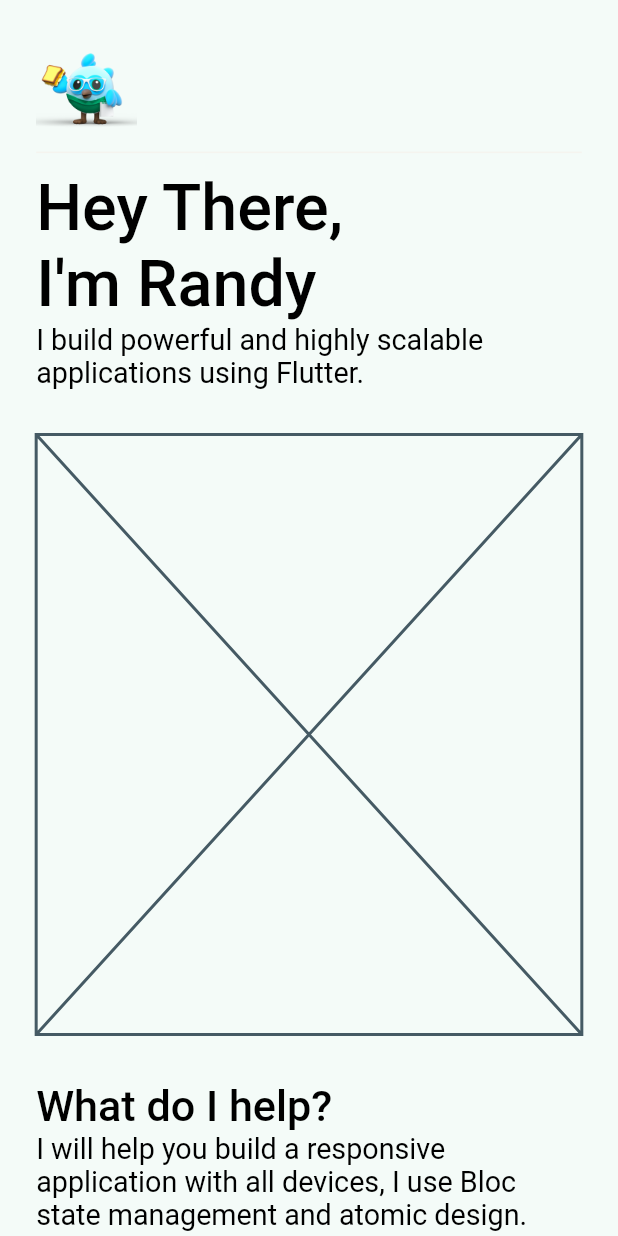
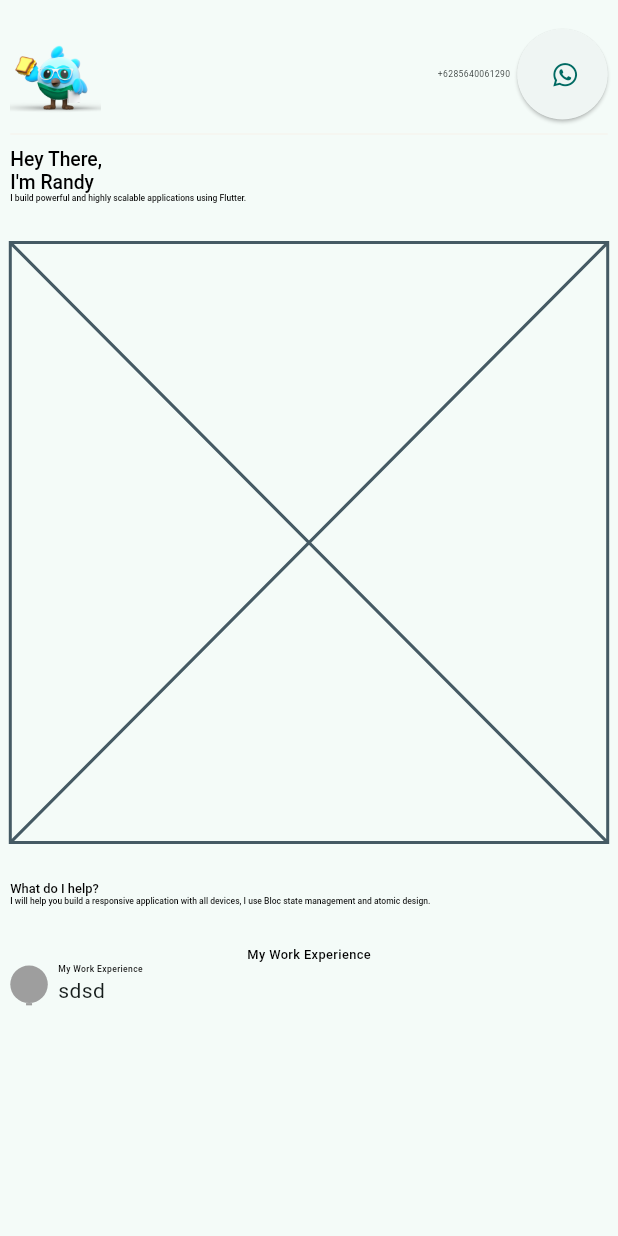
Before and after one commit to randytia29/randy_portofolio, a Flutter app: the screen it shows after launch, on a phone screen of 412 x 824 dp. Run offline on Flutter 3.47's test engine with Material 2 defaults, Android fonts, the phone set to English and light mode, and no system bars; drawn by our look-alikes of timeline_tile; our stand-ins replace flutter_screenutil, font_awesome_flutter, go_router, responsive_builder.

Commit message:
add header

```diff
--- a/lib/app.dart
+++ b/lib/app.dart
@@ -1,10 +1,8 @@
 import 'package:flutter/material.dart';
 import 'package:flutter_screenutil/flutter_screenutil.dart';
-import 'package:randy_portofolio/pages/mobile/mobile_home_page.dart';
 
 import 'theme_manager/theme_data_manager.dart';
 import 'utils/router.dart';
-import 'package:flutter/foundation.dart' show kIsWeb;
 
 class MyApp extends StatelessWidget {
   const MyApp({super.key});
@@ -12,22 +10,13 @@ class MyApp extends StatelessWidget {
   @override
   Widget build(BuildContext context) {
     return ScreenUtilInit(
-      designSize: kIsWeb ? const Size(720, 1480) : const Size(410, 860),
+      designSize: const Size(1440, 1024),
       minTextAdapt: true,
       splitScreenMode: true,
-      builder: (context, child) {
-        if (kIsWeb) {
-          return MaterialApp.router(
-            theme: getApplicationThemeData(),
-            routerConfig: CustomRouter.router,
-          );
-        }
-
-        return MaterialApp(
-          theme: getApplicationThemeData(),
-          home: const MobileHomePage(),
-        );
-      },
+      builder: (context, child) => MaterialApp.router(
+        theme: getApplicationThemeData(),
+        routerConfig: CustomRouter.router,
+      ),
     );
   }
 }
--- a/lib/pages/mobile/mobile_home_page.dart
+++ b/lib/pages/mobile/pwa_home_page.dart
@@ -4,12 +4,12 @@ import 'package:randy_portofolio/theme_manager/space_manager.dart';
 import 'package:timeline_tile/timeline_tile.dart';
 
 import '../../theme_manager/color_manager.dart';
-import '../../widgets/dash_bird.dart';
 import '../../widgets/description.dart';
 import '../../widgets/greetings.dart';
+import '../../widgets/header.dart';
 
-class MobileHomePage extends StatelessWidget {
-  const MobileHomePage({super.key});
+class PwaHomePage extends StatelessWidget {
+  const PwaHomePage({super.key});
 
   @override
   Widget build(BuildContext context) {
@@ -21,7 +21,7 @@ class MobileHomePage extends StatelessWidget {
             child: Column(
               crossAxisAlignment: CrossAxisAlignment.start,
               children: [
-                const DashBird(),
+                const Header(),
                 const Divider(),
                 const Greetings(),
                 32.h.spaceY,
--- a/lib/pages/web/about_page.dart
+++ b/lib/pages/web/about_page.dart
@@ -66,7 +66,7 @@ class AboutPage extends StatelessWidget {
               subtitle: 'https://www.linkedin.com/in/randytia-akbar-bbb5aa93/',
               onTap: () async {
                 await LaunchURL.openURL(
-                    'https://www.linkedin.com/in/randytia-akbar-bbb5aa93/');
+                    'www.linkedin.com/in/randytia-akbar-bbb5aa93/');
               },
             ),
             SizedBox(
--- a/lib/pages/web/project_page.dart
+++ b/lib/pages/web/project_page.dart
@@ -40,14 +40,14 @@ class ProjectPage extends StatelessWidget {
                   imageProject: AssetManager.pesonaNgaliyanHebat,
                   onTap: () async {
                     await LaunchURL.openURL(
-                        'https://play.google.com/store/apps/details?id=com.hebat.kecamatanngaliyan.pesonangaliyanhebat');
+                        'play.google.com/store/apps/details?id=com.hebat.kecamatanngaliyan.pesonangaliyanhebat');
                   },
                 ),
                 ProjectCard(
                   imageProject: AssetManager.glowStore,
                   onTap: () async {
                     await LaunchURL.openURL(
-                        'https://play.google.com/store/apps/details?id=com.ecclesion.ella');
+                        'play.google.com/store/apps/details?id=com.ecclesion.ella');
                   },
                 ),
                 const ProjectCard(
@@ -63,7 +63,7 @@ class ProjectPage extends StatelessWidget {
                   imageProject: AssetManager.hib,
                   onTap: () async {
                     await LaunchURL.openURL(
-                        'https://play.google.com/store/apps/details?id=com.abarobotics.officetembalangmobile');
+                        'play.google.com/store/apps/details?id=com.abarobotics.officetembalangmobile');
                   },
                 ),
                 const ProjectCard(
--- a/lib/utils/launch_url.dart
+++ b/lib/utils/launch_url.dart
@@ -2,7 +2,7 @@ import 'package:url_launcher/url_launcher.dart';
 
 class LaunchURL {
   static Future<void> openURL(String urlString) async {
-    final uri = Uri.parse(urlString);
+    final uri = Uri.parse('https://$urlString');
 
     if (await canLaunchUrl(uri)) {
       await launchUrl(uri);
--- a/lib/utils/router.dart
+++ b/lib/utils/router.dart
@@ -1,42 +1,52 @@
 import 'package:go_router/go_router.dart';
 
-import '../pages/web/about_page.dart';
-import '../pages/web/home_page.dart';
-import '../pages/web/main_page.dart';
-import '../pages/web/project_page.dart';
+import '../pages/mobile/pwa_home_page.dart';
 
 class CustomRouter {
   static const webHomePath = '/webHome';
   static const aboutPath = '/about';
   static const projectPath = '/project';
 
+  static const pwaPath = '/pwa';
+
   static GoRouter router = GoRouter(
     routes: [
-      ShellRoute(
-        builder: (context, state, child) {
-          return MainPage(
-            child: child,
-          );
-        },
-        routes: [
-          GoRoute(
-            path: webHomePath,
-            name: webHomePath,
-            builder: (_, state) => const HomePage(),
-          ),
-          GoRoute(
-            path: aboutPath,
-            name: aboutPath,
-            builder: (_, state) => const AboutPage(),
-          ),
-          GoRoute(
-            path: projectPath,
-            name: projectPath,
-            builder: (_, state) => const ProjectPage(),
-          )
-        ],
+      GoRoute(
+        path: pwaPath,
+        name: pwaPath,
+        builder: (_, state) => const PwaHomePage(),
       ),
     ],
-    initialLocation: webHomePath,
+    initialLocation: pwaPath,
   );
+
+  // static GoRouter router = GoRouter(
+  //   routes: [
+  //     ShellRoute(
+  //       builder: (context, state, child) {
+  //         return MainPage(
+  //           child: child,
+  //         );
+  //       },
+  //       routes: [
+  //         GoRoute(
+  //           path: webHomePath,
+  //           name: webHomePath,
+  //           builder: (_, state) => const HomePage(),
+  //         ),
+  //         GoRoute(
+  //           path: aboutPath,
+  //           name: aboutPath,
+  //           builder: (_, state) => const AboutPage(),
+  //         ),
+  //         GoRoute(
+  //           path: projectPath,
+  //           name: projectPath,
+  //           builder: (_, state) => const ProjectPage(),
+  //         )
+  //       ],
+  //     ),
+  //   ],
+  //   initialLocation: webHomePath,
+  // );
 }
--- /dev/null
+++ b/lib/widgets/contact_whatsapp.dart
@@ -0,0 +1,45 @@
+import 'package:flutter/material.dart';
+import 'package:flutter_screenutil/flutter_screenutil.dart';
+import 'package:font_awesome_flutter/font_awesome_flutter.dart';
+import 'package:randy_portofolio/theme_manager/space_manager.dart';
+
+import '../utils/launch_url.dart';
+
+class ContactWhatsapp extends StatelessWidget {
+  const ContactWhatsapp({
+    super.key,
+    required this.phoneNumber,
+  });
+
+  final String phoneNumber;
+
+  @override
+  Widget build(BuildContext context) {
+    return Row(
+      children: [
+        Text(
+          '+$phoneNumber',
+          style: TextStyle(
+            fontSize: 20.sp,
+          ),
+        ),
+        16.w.spaceX,
+        SizedBox(
+          width: 75.h,
+          height: 75.h,
+          child: ElevatedButton(
+            style: ElevatedButton.styleFrom(
+              shape: RoundedRectangleBorder(
+                borderRadius: BorderRadius.circular(50),
+              ),
+            ),
+            onPressed: () async {
+              await LaunchURL.openURL('wa.me/$phoneNumber');
+            },
+            child: const FaIcon(FontAwesomeIcons.whatsapp),
+          ),
+        )
+      ],
+    );
+  }
+}
--- a/lib/widgets/dash_bird.dart
+++ b/lib/widgets/dash_bird.dart
@@ -1,5 +1,4 @@
 import 'package:flutter/material.dart';
-import 'package:flutter/widgets.dart';
 import 'package:flutter_screenutil/flutter_screenutil.dart';
 
 import '../theme_manager/asset_manager.dart';
@@ -11,10 +10,9 @@ class DashBird extends StatelessWidget {
 
   @override
   Widget build(BuildContext context) {
-    return Container(
-      width: 70.h,
-      height: 70.h,
-      margin: EdgeInsets.only(top: 24.h),
+    return SizedBox(
+      width: 75.h,
+      height: 75.h,
       child: Image.asset(
         AssetManager.dashatar,
         fit: BoxFit.cover,
--- a/lib/widgets/description.dart
+++ b/lib/widgets/description.dart
@@ -24,7 +24,6 @@ class Description extends StatelessWidget {
                 'I will help you build a responsive application with all devices, I use Bloc state management and atomic design.',
             style: TextStyle(
               fontSize: 20.sp,
-              fontWeight: FontWeight.w400,
             ),
           )
         ],
--- a/lib/widgets/greetings.dart
+++ b/lib/widgets/greetings.dart
@@ -25,7 +25,6 @@ class Greetings extends StatelessWidget {
                 'I build powerful and highly scalable applications using Flutter.',
             style: TextStyle(
               fontSize: 20.sp,
-              fontWeight: FontWeight.w400,
             ),
           )
         ],
--- /dev/null
+++ b/lib/widgets/header.dart
@@ -0,0 +1,27 @@
+import 'package:flutter/widgets.dart';
+import 'package:flutter_screenutil/flutter_screenutil.dart';
+
+import 'contact_whatsapp.dart';
+import 'dash_bird.dart';
+
+class Header extends StatelessWidget {
+  const Header({
+    super.key,
+  });
+
+  @override
+  Widget build(BuildContext context) {
+    return Padding(
+      padding: EdgeInsets.only(top: 24.h),
+      child: Row(
+        mainAxisAlignment: MainAxisAlignment.spaceBetween,
+        children: const [
+          DashBird(),
+          ContactWhatsapp(
+            phoneNumber: '6285640061290',
+          )
+        ],
+      ),
+    );
+  }
+}
--- a/pubspec.yaml
+++ b/pubspec.yaml
@@ -25,6 +25,7 @@ dependencies:
   flutter:
     sdk: flutter
   flutter_screenutil: ^5.5.4
+  font_awesome_flutter: ^10.4.0
   go_router: ^6.0.0
   responsive_builder: ^0.6.0
   timeline_tile: ^2.0.0
```
Also changed, not shown: pubspec.lock.
